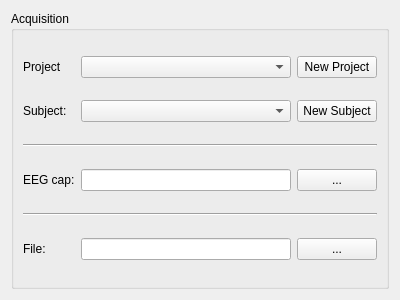
Qt form applications/mne_scan/plugins/gusbamp/FormFiles/gusbampsetupprojectwidget.ui (mne-tools/mne-cpp) before a commit.
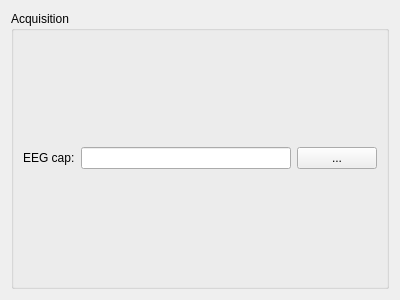
The same form after that commit.

What changed in the file:
```diff
--- a/applications/mne_scan/plugins/gusbamp/FormFiles/gusbampsetupprojectwidget.ui
+++ b/applications/mne_scan/plugins/gusbamp/FormFiles/gusbampsetupprojectwidget.ui
@@ -21,87 +21,22 @@
      </property>
      <layout class="QGridLayout" name="gridLayout">
       <item row="0" column="1">
-       <widget class="QComboBox" name="m_qComboBox_ProjectSelection"/>
-      </item>
-      <item row="1" column="2">
-       <widget class="QPushButton" name="m_qPushButton_NewSubject">
-        <property name="text">
-         <string>New Subject</string>
-        </property>
-       </widget>
+       <widget class="QLineEdit" name="m_qLineEdit_EEGCap"/>
       </item>
       <item row="0" column="2">
-       <widget class="QPushButton" name="m_qPushButton_NewProject">
-        <property name="text">
-         <string>New Project</string>
-        </property>
-       </widget>
-      </item>
-      <item row="2" column="0" colspan="3">
-       <widget class="Line" name="line_2">
-        <property name="orientation">
-         <enum>Qt::Horizontal</enum>
-        </property>
-       </widget>
-      </item>
-      <item row="0" column="0">
-       <widget class="QLabel" name="m_qLabel_ProjectDescription">
-        <property name="text">
-         <string>Project</string>
-        </property>
-       </widget>
-      </item>
-      <item row="1" column="0">
-       <widget class="QLabel" name="m_qLabel_SubjectDescription">
-        <property name="text">
-         <string>Subject:</string>
-        </property>
-       </widget>
-      </item>
-      <item row="5" column="2">
-       <widget class="QPushButton" name="m_qPushButton_FiffRecordFile">
-        <property name="text">
-         <string>...</string>
-        </property>
-       </widget>
-      </item>
-      <item row="1" column="1">
-       <widget class="QComboBox" name="m_qComboBox_SubjectSelection"/>
-      </item>
-      <item row="5" column="0">
-       <widget class="QLabel" name="label">
-        <property name="text">
-         <string>File:</string>
-        </property>
-       </widget>
-      </item>
-      <item row="3" column="2">
        <widget class="QPushButton" name="m_qPushButton_EEGCap">
         <property name="text">
          <string>...</string>
         </property>
        </widget>
       </item>
-      <item row="3" column="1">
-       <widget class="QLineEdit" name="m_qLineEdit_EEGCap"/>
-      </item>
-      <item row="3" column="0">
+      <item row="0" column="0">
        <widget class="QLabel" name="label_2">
         <property name="text">
          <string>EEG cap:</string>
         </property>
        </widget>
       </item>
-      <item row="5" column="1">
-       <widget class="QLineEdit" name="m_qLineEdit_FiffRecordFile"/>
-      </item>
-      <item row="4" column="0" colspan="3">
-       <widget class="Line" name="line">
-        <property name="orientation">
-         <enum>Qt::Horizontal</enum>
-        </property>
-       </widget>
-      </item>
      </layout>
     </widget>
    </item>
```
